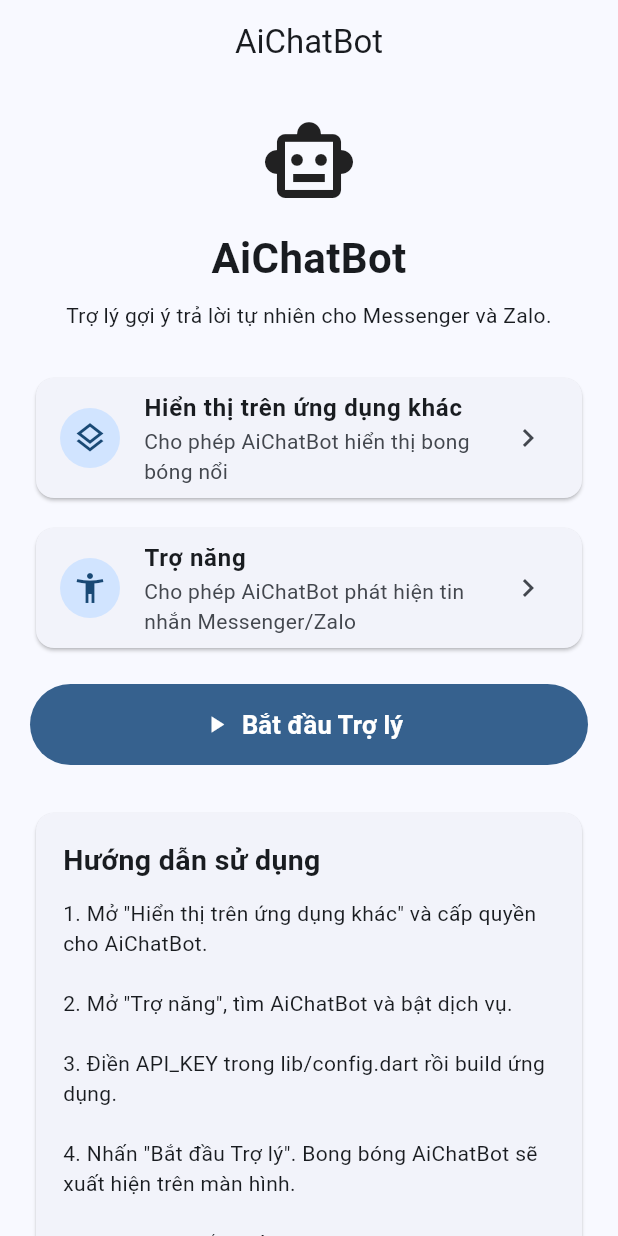
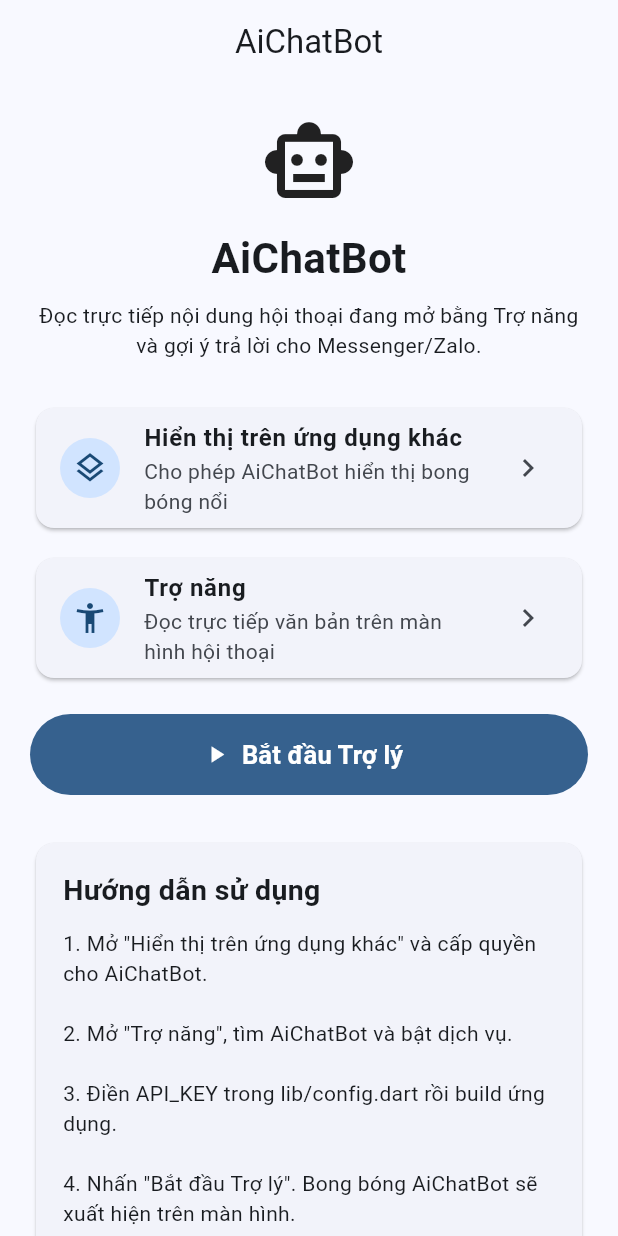
Before and after one commit to hoangnt391/AiChatbot, a Flutter app: the screen it shows after launch, on a phone screen of 412 x 824 dp. Run offline on Flutter 3.47's test engine with Material 3 defaults, Android fonts, the phone set to English and light mode, and no system bars; our stand-ins replace shared_preferences.

Commit message:
Update usage flow for live Accessibility scanning

```diff
--- a/lib/main.dart
+++ b/lib/main.dart
@@ -87,7 +87,7 @@ class HomePage extends StatelessWidget {
           ),
           const SizedBox(height: 8),
           const Text(
-            'Trợ lý gợi ý trả lời tự nhiên cho Messenger và Zalo.',
+            'Đọc trực tiếp nội dung hội thoại đang mở bằng Trợ năng và gợi ý trả lời cho Messenger/Zalo.',
             textAlign: TextAlign.center,
           ),
           const SizedBox(height: 28),
@@ -104,7 +104,7 @@ class HomePage extends StatelessWidget {
           _SettingButton(
             icon: Icons.accessibility_new,
             title: 'Trợ năng',
-            subtitle: 'Cho phép AiChatBot phát hiện tin nhắn Messenger/Zalo',
+            subtitle: 'Đọc trực tiếp văn bản trên màn hình hội thoại',
             onPressed: _openAccessibilitySettings,
           ),
 
```
